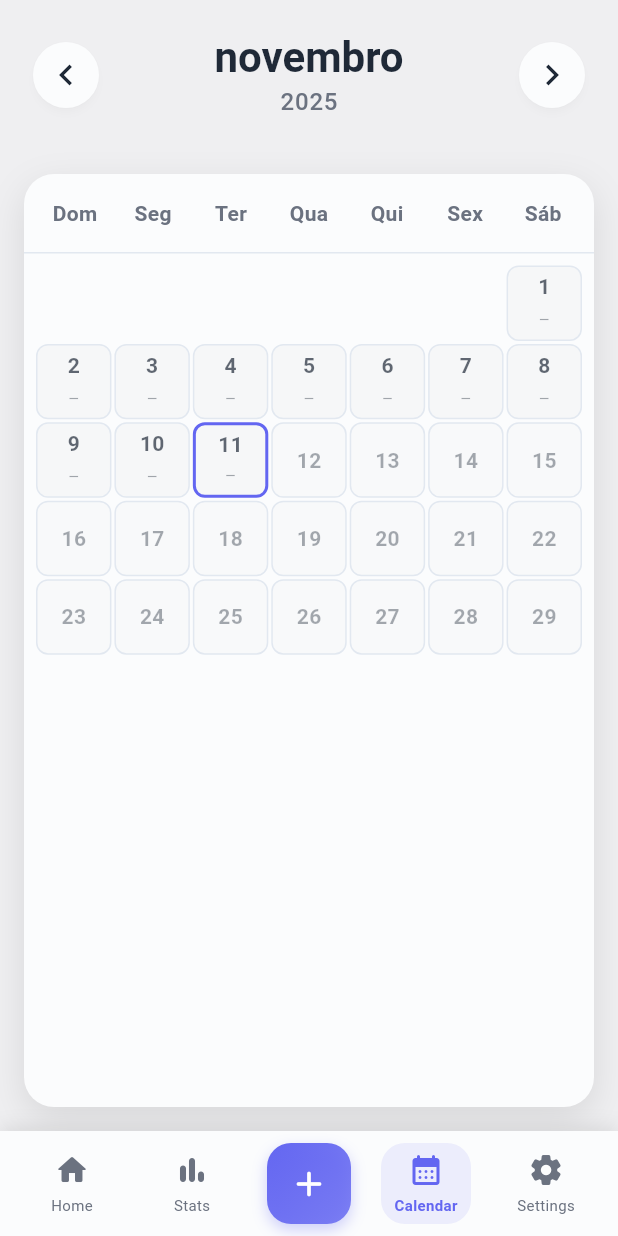
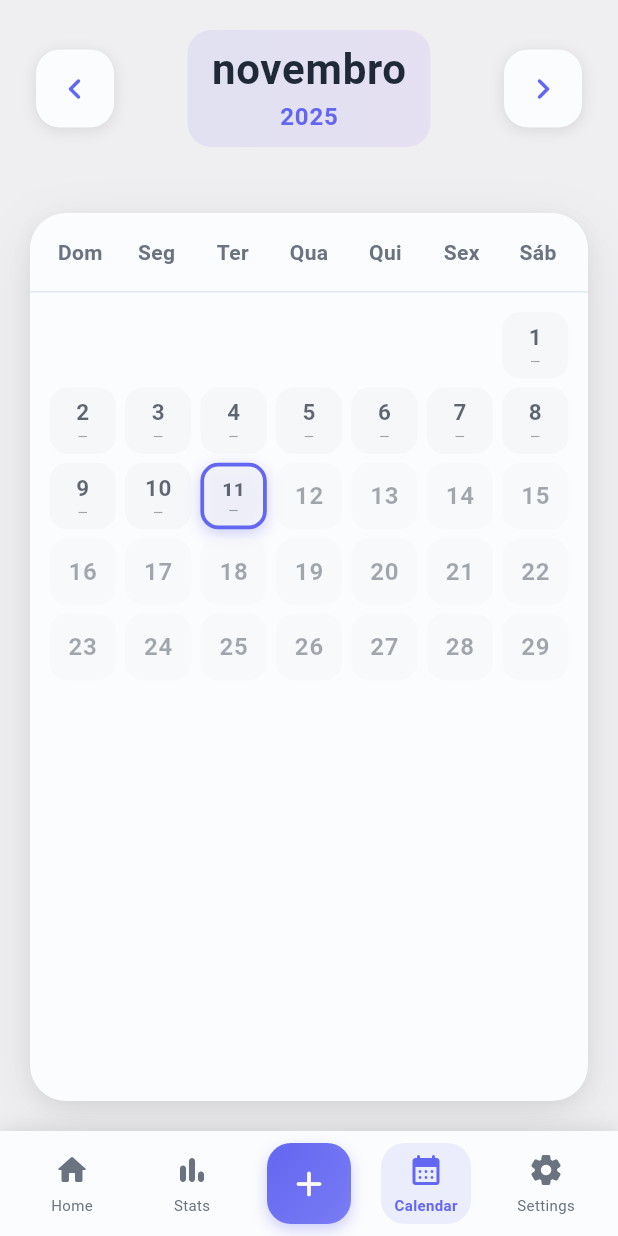
Before and after one commit to eduardopahl/mood_dot, a Flutter app: the screen it shows after launch, item 4 of the bottom bar chosen, on a phone screen of 412 x 824 dp. Run offline on Flutter 3.47's test engine with Material 3 defaults, Android fonts, the phone set to English and light mode, and no system bars; our stand-ins replace fl_chart, flutter_local_notifications, flutter_riverpod, hive, hive_flutter, shared_preferences; accounts and stored records are empty.

Commit message:
feat: enhance calendar UI

```diff
--- a/lib/presentation/pages/calendar_page.dart
+++ b/lib/presentation/pages/calendar_page.dart
@@ -53,21 +53,38 @@ class CalendarPage extends ConsumerWidget {
       body: SafeArea(
         child: Column(
           children: [
-            // Header com navegação
-            _buildCalendarHeader(context, ref, selectedDate),
+            // Header com navegação (com gradiente sutil)
+            Container(
+              decoration: BoxDecoration(
+                gradient: LinearGradient(
+                  begin: Alignment.topCenter,
+                  end: Alignment.bottomCenter,
+                  colors: [
+                    Theme.of(context).scaffoldBackgroundColor,
+                    Theme.of(context).scaffoldBackgroundColor.withOpacity(0.8),
+                  ],
+                ),
+              ),
+              child: _buildCalendarHeader(context, ref, selectedDate),
+            ),
 
-            // Calendário
+            // Calendário com animação e sombra melhorada
             Expanded(
               child: Container(
-                margin: const EdgeInsets.all(16),
+                margin: const EdgeInsets.all(20),
                 decoration: BoxDecoration(
                   color: Theme.of(context).cardTheme.color,
-                  borderRadius: BorderRadius.circular(20),
+                  borderRadius: BorderRadius.circular(24),
                   boxShadow: [
                     BoxShadow(
-                      color: Theme.of(context).shadowColor.withOpacity(0.1),
-                      blurRadius: 20,
-                      offset: const Offset(0, 8),
+                      color: Theme.of(context).shadowColor.withOpacity(0.08),
+                      blurRadius: 30,
+                      offset: const Offset(0, 10),
+                    ),
+                    BoxShadow(
+                      color: Theme.of(context).shadowColor.withOpacity(0.05),
+                      blurRadius: 10,
+                      offset: const Offset(0, 4),
                     ),
                   ],
                 ),
@@ -111,54 +128,103 @@ class CalendarPage extends ConsumerWidget {
     DateTime selectedDate,
   ) {
     return Container(
-      padding: const EdgeInsets.all(20),
+      padding: const EdgeInsets.fromLTRB(24, 20, 24, 24),
       child: Row(
         children: [
-          // Botão mês anterior
-          IconButton(
+          // Botão mês anterior com estilo melhorado
+          Container(
+            decoration: BoxDecoration(
+              color: Theme.of(context).cardTheme.color,
+              borderRadius: BorderRadius.circular(16),
+              boxShadow: [
+                BoxShadow(
+                  color: Theme.of(context).shadowColor.withOpacity(0.1),
+                  blurRadius: 8,
+                  offset: const Offset(0, 2),
+                ),
+              ],
+            ),
+            child: IconButton(
               onPressed: () {
                 final prevMonth = DateTime(
                   selectedDate.year,
                   selectedDate.month - 1,
                   1,
                 );
-              ref.read(selectedCalendarDateProvider.notifier).state = prevMonth;
+                ref.read(selectedCalendarDateProvider.notifier).state =
+                    prevMonth;
               },
-            icon: const Icon(Icons.chevron_left, size: 28),
+              icon: Icon(
+                Icons.chevron_left_rounded,
+                size: 28,
+                color: Theme.of(context).colorScheme.primary,
+              ),
               style: IconButton.styleFrom(
-              backgroundColor: Theme.of(context).cardTheme.color,
-              foregroundColor: Theme.of(context).colorScheme.onSurface,
-              elevation: 2,
-              shadowColor: Theme.of(context).shadowColor.withOpacity(0.1),
+                backgroundColor: Colors.transparent,
+                elevation: 0,
+                padding: const EdgeInsets.all(12),
+              ),
             ),
           ),
 
-          // Título do mês/ano
+          // Título do mês/ano com gradiente e animação
           Expanded(
             child: Center(
+              child: Container(
+                padding: const EdgeInsets.symmetric(
+                  vertical: 8,
+                  horizontal: 16,
+                ),
+                decoration: BoxDecoration(
+                  gradient: LinearGradient(
+                    colors: [
+                      Theme.of(context).colorScheme.primary.withOpacity(0.1),
+                      Theme.of(context).colorScheme.secondary.withOpacity(0.1),
+                    ],
+                  ),
+                  borderRadius: BorderRadius.circular(16),
+                ),
                 child: Column(
                   children: [
                     Text(
                       DateFormat('MMMM', 'pt_BR').format(selectedDate),
-                    style: Theme.of(context).textTheme.headlineMedium?.copyWith(
-                      fontWeight: FontWeight.bold,
+                      style: Theme.of(
+                        context,
+                      ).textTheme.headlineMedium?.copyWith(
+                        fontWeight: FontWeight.w700,
                         color: Theme.of(context).colorScheme.onSurface,
+                        letterSpacing: 0.5,
                       ),
                     ),
+                    const SizedBox(height: 2),
                     Text(
                       selectedDate.year.toString(),
                       style: Theme.of(context).textTheme.bodyLarge?.copyWith(
-                      color: Theme.of(context).textTheme.bodyMedium?.color,
-                      fontWeight: FontWeight.w500,
+                        color: Theme.of(context).colorScheme.primary,
+                        fontWeight: FontWeight.w600,
+                        fontSize: 16,
                       ),
                     ),
                   ],
                 ),
               ),
             ),
+          ),
 
-          // Botão próximo mês (apenas se não for futuro)
-          IconButton(
+          // Botão próximo mês com estilo melhorado
+          Container(
+            decoration: BoxDecoration(
+              color: Theme.of(context).cardTheme.color,
+              borderRadius: BorderRadius.circular(16),
+              boxShadow: [
+                BoxShadow(
+                  color: Theme.of(context).shadowColor.withOpacity(0.1),
+                  blurRadius: 8,
+                  offset: const Offset(0, 2),
+                ),
+              ],
+            ),
+            child: IconButton(
               onPressed: () {
                 final nextMonth = DateTime(
                   selectedDate.year,
@@ -175,12 +241,16 @@ class CalendarPage extends ConsumerWidget {
                       nextMonth;
                 }
               },
-            icon: const Icon(Icons.chevron_right, size: 28),
+              icon: Icon(
+                Icons.chevron_right_rounded,
+                size: 28,
+                color: Theme.of(context).colorScheme.primary,
+              ),
               style: IconButton.styleFrom(
-              backgroundColor: Theme.of(context).cardTheme.color,
-              foregroundColor: Theme.of(context).colorScheme.onSurface,
-              elevation: 2,
-              shadowColor: Theme.of(context).shadowColor.withOpacity(0.1),
+                backgroundColor: Colors.transparent,
+                elevation: 0,
+                padding: const EdgeInsets.all(12),
+              ),
             ),
           ),
         ],
@@ -237,15 +307,15 @@ class CalendarPage extends ConsumerWidget {
 
     return Flexible(
       child: Padding(
-        padding: const EdgeInsets.all(8),
+        padding: const EdgeInsets.all(12),
         child: GridView.builder(
           shrinkWrap: true,
           physics: const NeverScrollableScrollPhysics(),
           gridDelegate: const SliverGridDelegateWithFixedCrossAxisCount(
             crossAxisCount: 7,
             childAspectRatio: 1,
-            crossAxisSpacing: 2,
-            mainAxisSpacing: 2,
+            crossAxisSpacing: 4,
+            mainAxisSpacing: 4,
           ),
           itemCount: totalCells,
           itemBuilder: (context, index) {
@@ -283,42 +353,66 @@ class CalendarPage extends ConsumerWidget {
     final isFuture = _isFuture(day, monthDate);
 
     return Container(
+      margin: const EdgeInsets.all(1),
       decoration: BoxDecoration(
         color: _getDayCellColor(context, average, hasData, isToday, isFuture),
-        borderRadius: BorderRadius.circular(8),
+        borderRadius: BorderRadius.circular(12),
         border:
             isToday
                 ? Border.all(
                   color: Theme.of(context).colorScheme.primary,
-                  width: 2,
+                  width: 2.5,
                 )
-                : Border.all(color: Theme.of(context).dividerColor, width: 1),
-        boxShadow:
+                : null,
+        boxShadow: [
+          if (hasData) ...[
+            BoxShadow(
+              color: _getMoodColor(context, average!).withOpacity(0.25),
+              blurRadius: 8,
+              offset: const Offset(0, 3),
+            ),
+            BoxShadow(
+              color: _getMoodColor(context, average).withOpacity(0.1),
+              blurRadius: 15,
+              offset: const Offset(0, 6),
+            ),
+          ],
+          if (isToday && !hasData) ...[
+            BoxShadow(
+              color: Theme.of(context).colorScheme.primary.withOpacity(0.3),
+              blurRadius: 8,
+              offset: const Offset(0, 3),
+            ),
+          ],
+        ],
+        gradient:
             hasData
-                ? [
-                  BoxShadow(
-                    color: _getMoodColor(context, average!).withOpacity(0.3),
-                    blurRadius: 2,
-                    offset: const Offset(0, 1),
-                  ),
-                ]
+                ? LinearGradient(
+                  begin: Alignment.topLeft,
+                  end: Alignment.bottomRight,
+                  colors: [
+                    _getMoodColor(context, average!),
+                    _getMoodColor(context, average).withOpacity(0.8),
+                  ],
+                )
                 : null,
       ),
       child: Padding(
-        padding: const EdgeInsets.all(2),
+        padding: const EdgeInsets.all(6),
         child: Column(
           mainAxisAlignment: MainAxisAlignment.center,
           crossAxisAlignment: CrossAxisAlignment.center,
           children: [
-            // Número do dia
+            // Número do dia com estilo melhorado
             Flexible(
+              flex: 2,
               child: Center(
                 child: FittedBox(
                   child: Text(
                     day.toString(),
                     style: TextStyle(
-                      fontSize: 14,
-                      fontWeight: isToday ? FontWeight.bold : FontWeight.w600,
+                      fontSize: 16,
+                      fontWeight: isToday ? FontWeight.w800 : FontWeight.w600,
                       color: _getDayTextColor(
                         context,
                         average,
@@ -326,25 +420,26 @@ class CalendarPage extends ConsumerWidget {
                         isToday,
                         isFuture,
                       ),
+                      letterSpacing: 0.5,
                     ),
                   ),
                 ),
               ),
             ),
 
-            // Indicador de humor (valor numérico)
+            // Indicador de humor (valor numérico) com estilo melhorado
             if (hasData && !isFuture) ...[
+              const SizedBox(height: 2),
               Flexible(
+                flex: 2,
                 child: Center(
-                  child: FittedBox(
                   child: Text(
                     average!.toStringAsFixed(1),
                     style: TextStyle(
-                        fontSize: 10,
-                        fontWeight: FontWeight.w600,
+                      fontSize: 11,
+                      fontWeight: FontWeight.w700,
                       color: _getContrastingTextColor(
                         _getMoodColor(context, average),
-                        ),
                       ),
                     ),
                   ),
```
Lines whose indentation alone changed are shown as unchanged.
